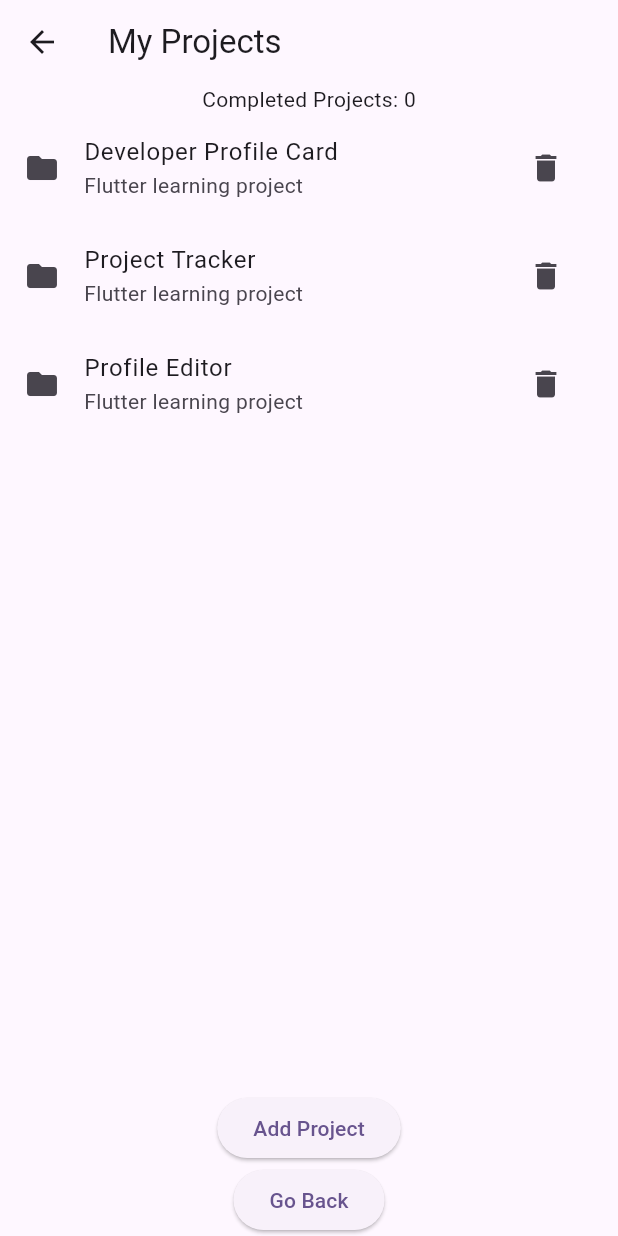
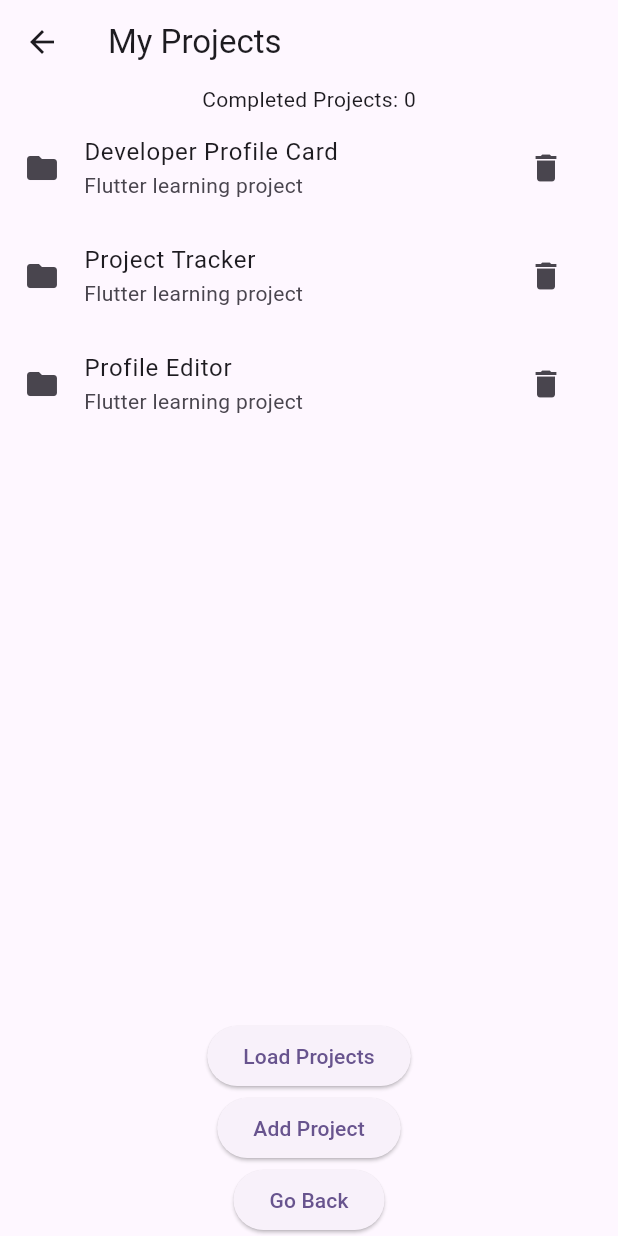
Before and after one commit to larymak/flutter-learning-journey, a Flutter app: the ProjectsScreen screen opened directly with empty values, on a phone screen of 412 x 824 dp. Run offline on Flutter 3.47's test engine with Material 3 defaults, Android fonts, the phone set to English and light mode, and no system bars.

Commit message:
docs: complete Flutter Fundamentals Lesson 8

```diff
--- a/flutter-fundamentals/hello_flutter/lib/main.dart
+++ b/flutter-fundamentals/hello_flutter/lib/main.dart
@@ -72,9 +72,8 @@ class _MyHomePageState extends State<MyHomePage> {
     Navigator.push(
       context,
       MaterialPageRoute(
-        builder: (context) => ProjectsScreen(
-          completedProjects: completedProjects,
-        ),
+        builder: (context) =>
+            ProjectsScreen(completedProjects: completedProjects),
       ),
     );
   }
@@ -196,6 +195,26 @@ class ProjectsScreen extends StatefulWidget {
 class _ProjectsScreenState extends State<ProjectsScreen> {
   final List<String> projects = List<String>.of(ProjectsScreen.projectNames);
 
+  bool isLoading = false;
+
+  Future<void> _loadProjects() async {
+    setState(() {
+      isLoading = true;
+    });
+    List<String> projects = await _fetchProjects();
+    if (!mounted) return;
+    setState(() {
+      isLoading = false;
+      this.projects.clear();
+      this.projects.addAll(projects);
+    });
+  }
+
+  Future<List<String>> _fetchProjects() async {
+    await Future.delayed(const Duration(seconds: 2));
+    return ['Weather App', 'Task Manager', 'Portfolio Website'];
+  }
+
   void _addProject() {
     setState(() {
       projects.add('Portfolio App');
@@ -218,7 +237,9 @@ class _ProjectsScreenState extends State<ProjectsScreen> {
           children: [
             Text('Completed Projects: ${widget.completedProjects}'),
             Expanded(
-              child: ListView.builder(
+              child: isLoading
+                  ? const Center(child: CircularProgressIndicator())
+                  : ListView.builder(
                       itemCount: projects.length,
                       itemBuilder: (context, index) {
                         return ListTile(
@@ -234,7 +255,11 @@ class _ProjectsScreenState extends State<ProjectsScreen> {
                     ),
             ),
             ElevatedButton(
-              onPressed: _addProject,
+              onPressed: _loadProjects,
+              child: const Text('Load Projects'),
+            ),
+            ElevatedButton(
+              onPressed: isLoading ? null : _addProject,
               child: const Text('Add Project'),
             ),
             ElevatedButton(
```
Also changed, not shown: 2 other files. Lines whose indentation alone changed are shown as unchanged.
